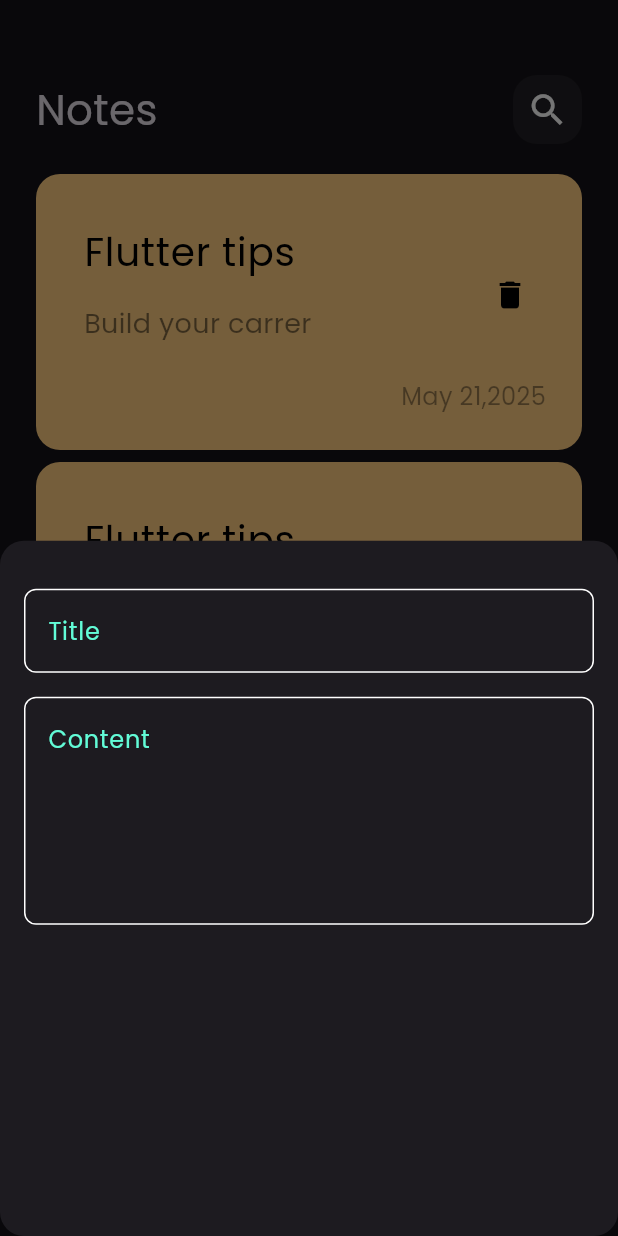
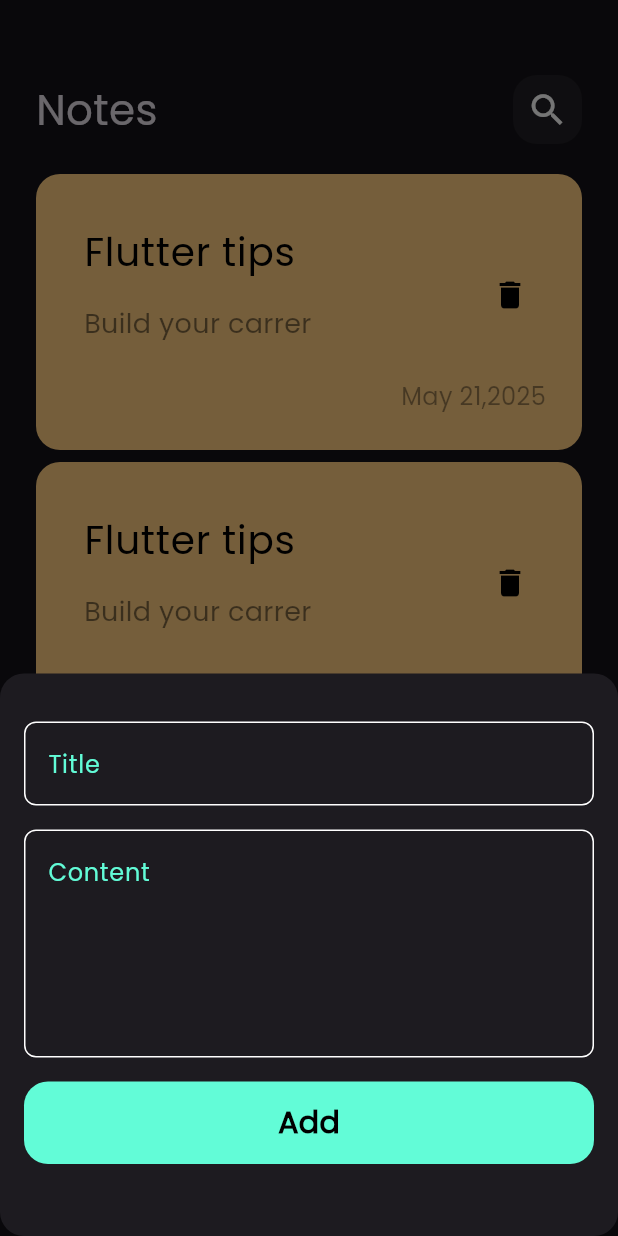
Before and after one commit to AhmadSewry/notes_app, a Flutter app: the screen it shows after launch, after a tap on the "add" icon, on a phone screen of 412 x 824 dp. Run offline on Flutter 3.47's test engine with Material 3 defaults, Android fonts, the phone set to English and light mode, and no system bars.

Commit message:
finish Notes Bottom Sheet

```diff
--- a/lib/views/widgets/add_note_bottom_sheet.dart
+++ b/lib/views/widgets/add_note_bottom_sheet.dart
@@ -1,4 +1,6 @@
 import 'package:flutter/material.dart';
+import 'package:notes_app/constants.dart';
+import 'package:notes_app/views/widgets/custom_button.dart';
 import 'package:notes_app/views/widgets/custom_text_field.dart';
 
 class AddNoteBottomSheet extends StatelessWidget {
@@ -8,13 +10,25 @@ class AddNoteBottomSheet extends StatelessWidget {
   Widget build(BuildContext context) {
     return Padding(
       padding: const EdgeInsets.symmetric(horizontal: 16),
+      child: SingleChildScrollView(
         child: Column(
           children: [
             SizedBox(height: 32),
             CustomTextField(hintText: "Title"),
             SizedBox(height: 16),
             CustomTextField(hintText: "Content", maxLines: 5),
+            SizedBox(height: 16),
+            CustomButton(
+              backgroundColor: kPrimaryColor,
+              text: "Add",
+              width: MediaQuery.of(context).size.width,
+              height: 55,
+              textColor: Colors.black,
+              textSize: 20,
+            ),
+            SizedBox(height: 48),
           ],
+        ),
       ),
     );
   }
--- /dev/null
+++ b/lib/views/widgets/custom_button.dart
@@ -0,0 +1,42 @@
+import 'dart:ui';
+
+import 'package:flutter/cupertino.dart';
+
+class CustomButton extends StatelessWidget {
+  CustomButton({
+    required this.backgroundColor,
+    required this.text,
+    required this.width,
+    required this.height,
+    required this.textColor,
+    this.textSize = 12,
+  });
+
+  Color backgroundColor;
+  Color textColor;
+  String text;
+  double width;
+  double height;
+  double textSize;
+  @override
+  Widget build(BuildContext context) {
+    return Container(
+      width: width,
+      height: height,
+      decoration: BoxDecoration(
+        color: backgroundColor,
+        borderRadius: BorderRadius.circular(16),
+      ),
+      child: Center(
+        child: Text(
+          text,
+          style: TextStyle(
+            color: textColor,
+            fontSize: textSize,
+            fontWeight: FontWeight.bold,
+          ),
+        ),
+      ),
+    );
+  }
+}
--- a/lib/views/widgets/custom_note_item.dart
+++ b/lib/views/widgets/custom_note_item.dart
@@ -1,7 +1,7 @@
 import 'package:flutter/material.dart';
 
 class NoteItem extends StatelessWidget {
-  const NoteItem({super.key});
+  NoteItem({super.key});
 
   @override
   Widget build(BuildContext context) {
--- a/lib/views/widgets/notes_list_view.dart
+++ b/lib/views/widgets/notes_list_view.dart
@@ -13,7 +13,7 @@ class NotesListView extends StatelessWidget {
         itemBuilder: (context, index) {
           return Padding(
             padding: const EdgeInsets.symmetric(vertical: 4),
-            child: const NoteItem(),
+            child:  NoteItem(),
           );
         },
       ),
```
Lines whose indentation alone changed are shown as unchanged.
